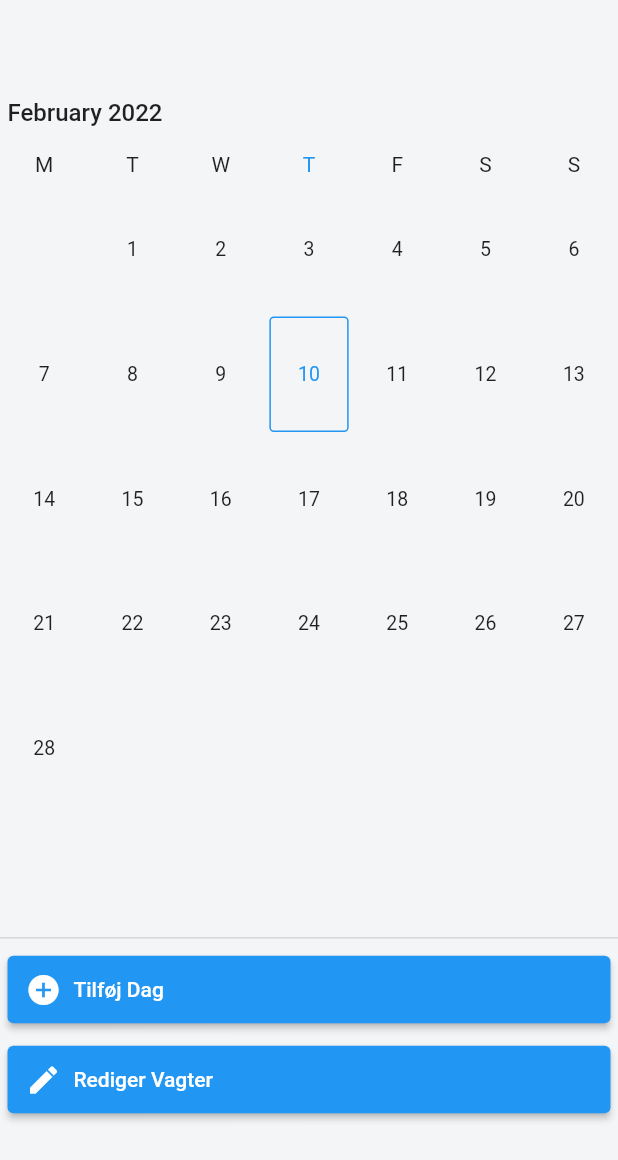
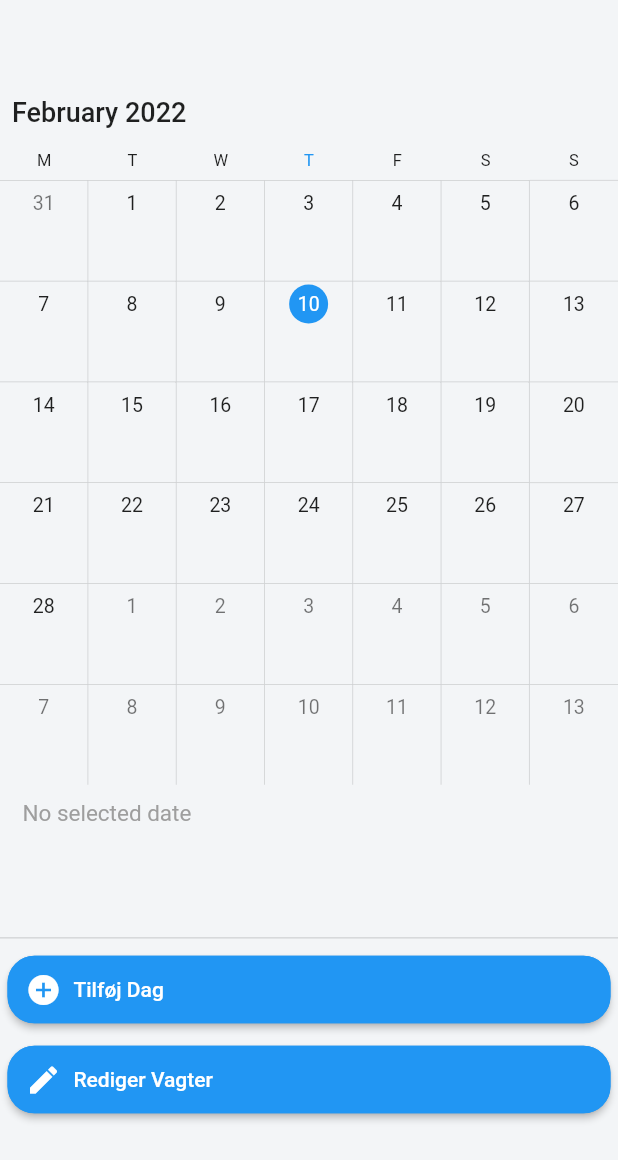
Before and after one commit to ammarOdin/odinvikar, a Flutter app: the OwnDaysScreen screen opened directly, on a phone screen of 412 x 824 dp. Shown: the top 1160 px of the screen. Run offline on Flutter 3.47's test engine with Material 2 defaults, Android fonts, the phone set to English and light mode, and no system bars; drawn by our look-alikes of syncfusion_flutter_calendar, syncfusion_flutter_datepicker; our stand-ins replace cloud_firestore, cloud_functions, firebase_auth, firebase_core, shared_preferences, sliding_sheet and 1 more; missing offline and left inert: onboarding, syncfusion_localizations, week_of_year; accounts and stored records are empty.

Commit message:
Calendar rework v1  - archived. Focus on UI changes  - Rounded buttons

```diff
--- a/lib/admin/admin_calendar.dart
+++ b/lib/admin/admin_calendar.dart
@@ -93,7 +93,7 @@ class _State extends State<AdminCalendar> {
                     startHour: 7,
                     endHour: 19,
                     nonWorkingDays: <int>[DateTime.saturday, DateTime.sunday]),
-                  monthViewSettings: const MonthViewSettings(showAgenda: true, agendaViewHeight: 200,),
+                  monthViewSettings: const MonthViewSettings(showAgenda: true, agendaViewHeight: 100,),
                   dataSource: events,
 
                 ),
--- a/lib/main_screens/own_days.dart
+++ b/lib/main_screens/own_days.dart
@@ -21,7 +21,7 @@ class OwnDaysScreen extends StatefulWidget {
 class _State extends State<OwnDaysScreen> {
 
   late DateTime _pickedDay;
-  late List<DateTime> _specialDates;
+  //late List<DateTime> _specialDates;
   User? user = FirebaseAuth.instance.currentUser;
   get shift => FirebaseFirestore.instance.collection(user!.uid).orderBy('month', descending: false).orderBy('date', descending: false);
   get saveShift => FirebaseFirestore.instance.collection(user!.uid);
@@ -39,7 +39,7 @@ class _State extends State<OwnDaysScreen> {
         });
       });
     });
-    _specialDates = <DateTime>[DateTime.now()];
+    //_specialDates = <DateTime>[DateTime.now()];
     super.initState();
   }
 
@@ -73,12 +73,11 @@ class _State extends State<OwnDaysScreen> {
     });
   }
 
-  void changedSelection(DateRangePickerSelectionChangedArgs args){
-    //todo - when datecells are selected, show info
+  /*void changedSelection(DateRangePickerSelectionChangedArgs args){
     if (kDebugMode) {
       print(args.value);
     }
-  }
+  }*/
 
   void _showSnackBar(BuildContext context, String text, Color color) {
     ScaffoldMessenger.of(context).showSnackBar(SnackBar(content: Text(text), backgroundColor: color,));
@@ -101,7 +100,7 @@ class _State extends State<OwnDaysScreen> {
               SizedBox(
                 height: MediaQuery.of(context).size.height / 1.45,
                 width: MediaQuery.of(context).size.width,
-                child: SfDateRangePicker(
+                child: /*SfDateRangePicker(
                   view: DateRangePickerView.month,
                   controller: drpController,
                   onSelectionChanged: changedSelection,
@@ -114,24 +113,28 @@ class _State extends State<OwnDaysScreen> {
                         border: Border.all(color: const Color(0xFF2B732F), width: 1),
                         shape: BoxShape.circle),
                   ),
-                ),
-                /*SfCalendar(
+                ),*/
+                SfCalendar(
                   view: CalendarView.month,
                   firstDayOfWeek: 1,
                   showCurrentTimeIndicator: true, timeSlotViewSettings: const TimeSlotViewSettings(
                     startHour: 7,
                     endHour: 19,
                     nonWorkingDays: <int>[DateTime.saturday, DateTime.sunday]),
-                  monthViewSettings: const MonthViewSettings(showAgenda: true, agendaViewHeight: 125, agendaItemHeight: 30,),
+                  monthViewSettings: const MonthViewSettings(
+                    showAgenda: true,
+                    agendaViewHeight: 100,
+                    agendaItemHeight: 30,
+                  monthCellStyle: MonthCellStyle(),
+                  agendaStyle: AgendaStyle(),),
                   dataSource: events,
-                ),*/
+                ),
               ),
 
               const Divider(thickness: 1, height: 4),
 
               Container(
                 height: 45,
-                width: 150,
                 margin: const EdgeInsets.only(bottom: 5, left: 5, right: 5, top: 10),
                 child: ElevatedButton.icon(onPressed: () async {
                   _pickedDay = (await showDatePicker(
@@ -158,37 +161,23 @@ class _State extends State<OwnDaysScreen> {
                       _showSnackBar(context, "Vagt Tilføjet", Colors.green);
                     }
                   });
-                  }, icon: const Icon(Icons.add_circle), label: const Align(alignment: Alignment.centerLeft, child: Text("Tilføj Dag")),),
+                  }, icon: const Icon(Icons.add_circle), label: const Align(alignment: Alignment.centerLeft, child: Text("Tilføj Dag")), style: ButtonStyle(shape: MaterialStateProperty.all(
+                    RoundedRectangleBorder(
+                        borderRadius: BorderRadius.circular(18.0),
+                        side: const BorderSide(color: Colors.blue)
+                    )
+                )),),
               ),
               Container(
                 height: 45,
-                width: 150,
                 margin: const EdgeInsets.only(bottom: 10, left: 5, right: 5, top: 10),
-                child: ElevatedButton.icon(onPressed: showJobInfo, icon: const Icon(Icons.edit), label: const Align(alignment: Alignment.centerLeft, child: Text("Rediger Vagter")), style: ElevatedButton.styleFrom(primary: Colors.blue),),),
-
-              /* const Divider(thickness: 1, height: 4),
-              Container(padding: const EdgeInsets.only(top: 20, bottom: 20, left: 20), child: const Text("Alle Vagter", style: TextStyle(fontSize: 15, fontWeight: FontWeight.bold),),),
-              // one card, make foreach from db within current user
-              StreamBuilder(
-                  stream: shift.snapshots() ,
-                  builder: (BuildContext context, AsyncSnapshot<QuerySnapshot> snapshot){
-                    if (!snapshot.hasData){
-                      return const Center(child: CircularProgressIndicator(),);
-                    } else if (snapshot.data!.docs.isEmpty){
-                      return Container(
-                        padding: const EdgeInsets.only(bottom: 30),
-                        child: const Center(child: Text(
-                          "Ingen Vagter",
-                          style: TextStyle(color: Colors.blue, fontSize: 18),
-                        ),),
-                      );
-                    }
-                    return Column(
-                      children: snapshot.data!.docs.map((document){
-                        return CardFb2(text: "Vagt - " + document['date'], imageUrl: "https://katrinebjergskolen.aarhus.dk/media/23192/aula-logo.jpg?anchor=center&mode=crop&width=1200&height=630&rnd=132022572610000000", subtitle: "", onPressed: (){});
-                      }).toList(),
-                    );
-                  }),*/
+                child: ElevatedButton.icon(onPressed: showJobInfo, icon: const Icon(Icons.edit), label: const Align(alignment: Alignment.centerLeft, child: Text("Rediger Vagter")),
+                  style: ButtonStyle(shape: MaterialStateProperty.all(
+                    RoundedRectangleBorder(
+                        borderRadius: BorderRadius.circular(18.0),
+                        side: const BorderSide(color: Colors.blue)
+                    )
+                )), ),),
             ],
           ),
         ),
```
Also changed, not shown: lib/admin/admin_settings_screen.dart (+18 -3 lines), lib/main_screens/login.dart (+6 -1 lines), lib/main_screens/settings_screen.dart (+12 -2 lines).
